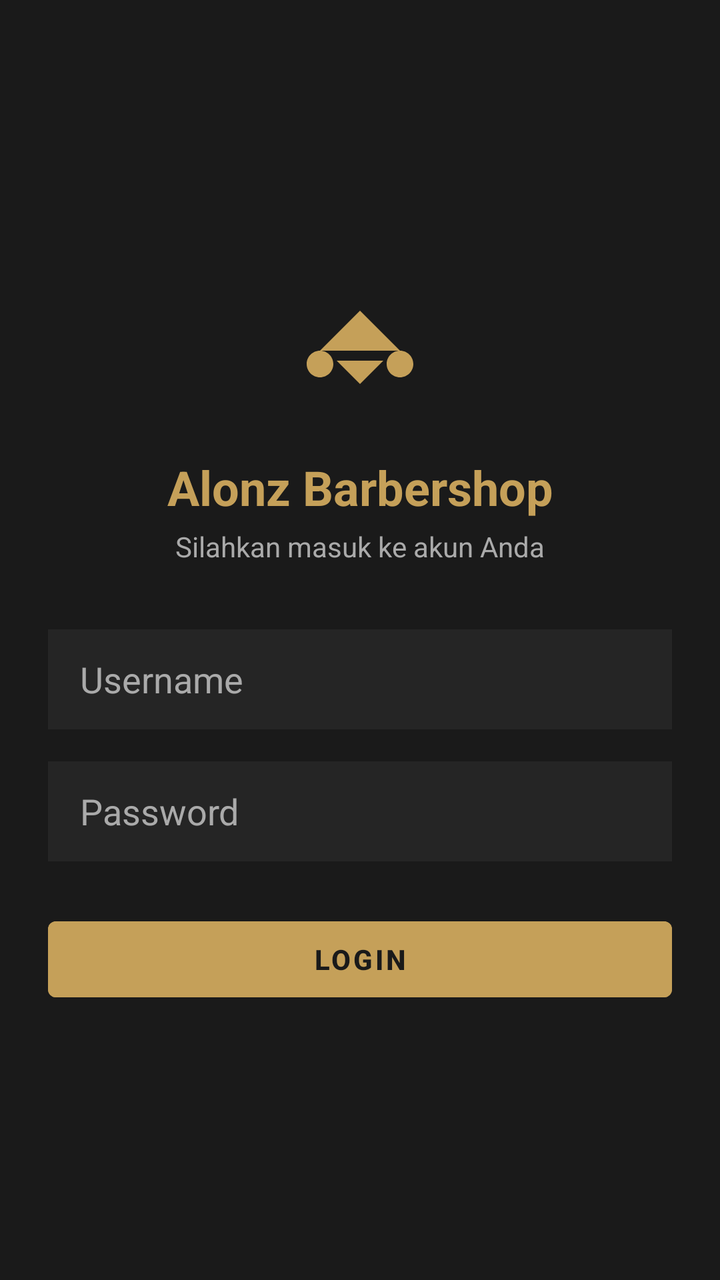
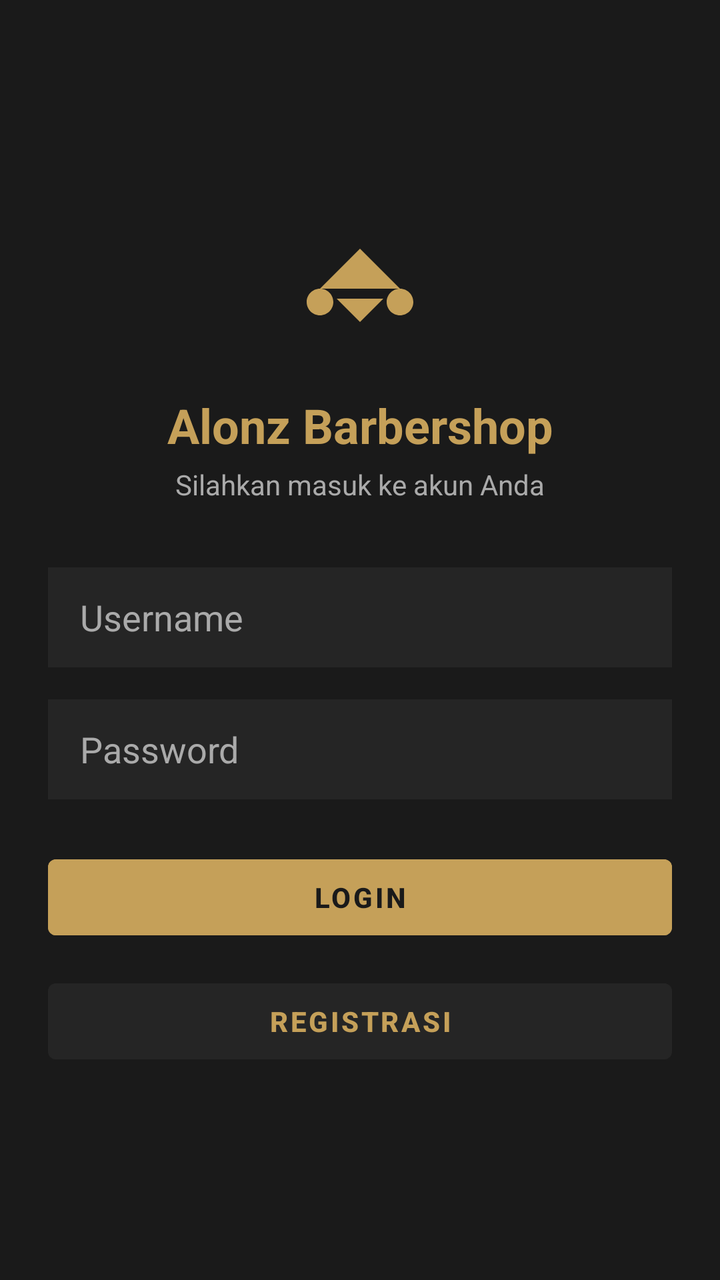

Before-and-after screenshots of an Android layout around one commit, followed by the original layout XML and the change that was made.
<!-- AndroidManifest.xml: application theme Theme.SLM_Doritos -->
<!-- res/layout/activity_login.xml -->
<?xml version="1.0" encoding="utf-8"?>
<androidx.constraintlayout.widget.ConstraintLayout xmlns:android="http://schemas.android.com/apk/res/android"
    xmlns:app="http://schemas.android.com/apk/res-auto"
    android:layout_width="match_parent"
    android:layout_height="match_parent"
    android:background="@color/bg_dark"
    android:padding="24dp">

    <ImageView
        android:id="@+id/imgLogo"
        android:layout_width="80dp"
        android:layout_height="80dp"
        android:src="@drawable/ic_barber_logo"
        app:layout_constraintBottom_toTopOf="@+id/tvTitle"
        app:layout_constraintEnd_toEndOf="parent"
        app:layout_constraintStart_toStartOf="parent"
        app:layout_constraintTop_toTopOf="parent"
        app:layout_constraintVertical_chainStyle="packed" />

    <TextView
        android:id="@+id/tvTitle"
        android:layout_width="wrap_content"
        android:layout_height="wrap_content"
        android:layout_marginTop="12dp"
        android:text="@string/app_name"
        android:textColor="@color/gold_primary"
        android:textSize="24sp"
        android:textStyle="bold"
        app:layout_constraintBottom_toTopOf="@+id/tvSubtitle"
        app:layout_constraintEnd_toEndOf="parent"
        app:layout_constraintStart_toStartOf="parent"
        app:layout_constraintTop_toBottomOf="@+id/imgLogo" />

    <TextView
        android:id="@+id/tvSubtitle"
        android:layout_width="wrap_content"
        android:layout_height="wrap_content"
        android:layout_marginTop="4dp"
        android:text="Silahkan masuk ke akun Anda"
        android:textColor="@color/text_muted"
        android:textSize="14sp"
        app:layout_constraintBottom_toTopOf="@+id/inputUsername"
        app:layout_constraintEnd_toEndOf="parent"
        app:layout_constraintStart_toStartOf="parent"
        app:layout_constraintTop_toBottomOf="@+id/tvTitle" />

    <EditText
        android:id="@+id/inputUsername"
        android:layout_width="match_parent"
        android:layout_height="50dp"
        android:layout_marginTop="32dp"
        android:background="@color/card_dark"
        android:hint="@string/username"
        android:inputType="textPersonName"
        android:paddingHorizontal="16dp"
        android:textColor="@color/text_white"
        android:textColorHint="@color/text_muted"
        app:layout_constraintBottom_toTopOf="@+id/inputPassword"
        app:layout_constraintEnd_toEndOf="parent"
        app:layout_constraintStart_toStartOf="parent"
        app:layout_constraintTop_toBottomOf="@+id/tvSubtitle" />

    <EditText
        android:id="@+id/inputPassword"
        android:layout_width="match_parent"
        android:layout_height="50dp"
        android:layout_marginTop="16dp"
        android:background="@color/card_dark"
        android:hint="@string/password"
        android:inputType="textPassword"
        android:paddingHorizontal="16dp"
        android:textColor="@color/text_white"
        android:textColorHint="@color/text_muted"
        app:layout_constraintBottom_toTopOf="@+id/btnLogin"
        app:layout_constraintEnd_toEndOf="parent"
        app:layout_constraintStart_toStartOf="parent"
        app:layout_constraintTop_toBottomOf="@+id/inputUsername" />

    <Button
        android:id="@+id/btnLogin"
        android:layout_width="match_parent"
        android:layout_height="50dp"
        android:layout_marginTop="24dp"
        android:backgroundTint="@color/gold_primary"
        android:text="@string/login"
        android:textColor="@color/bg_dark"
        android:textStyle="bold"
        app:layout_constraintBottom_toBottomOf="parent"
        app:layout_constraintEnd_toEndOf="parent"
        app:layout_constraintStart_toStartOf="parent"
        app:layout_constraintTop_toBottomOf="@+id/inputPassword" />

</androidx.constraintlayout.widget.ConstraintLayout>
<!-- resources referenced by this layout -->
<resources>
  <color name="bg_dark">#1A1A1A</color>
  <color name="card_dark">#252525</color>
  <color name="gold_primary">#C5A059</color>
  <color name="text_muted">#AAAAAA</color>
  <color name="text_white">#FFFFFF</color>
  <!-- drawable ic_barber_logo (drawable) -->
  <vector xmlns:android="http://schemas.android.com/apk/res/android"
      android:width="96dp"
      android:height="96dp"
      android:viewportWidth="24"
      android:viewportHeight="24">
    <path
        android:fillColor="@color/gold_primary"
        android:pathData="M6,12l6,-6 6,6M6,12c-1.1,0 -2,0.9 -2,2s0.9,2 2,2 2,-0.9 2,-2 -0.9,-2 -2,-2zM18,12c-1.1,0 -2,0.9 -2,2s0.9,2 2,2 2,-0.9 2,-2 -0.9,-2 -2,-2zM8.5,13.5L12,17l3.5,-3.5"/>
  </vector>
  <string name="app_name">Alonz Barbershop</string>
  <string name="login">Login</string>
  <string name="password">Password</string>
  <string name="username">Username</string>
  <style name="Theme.SLM_Doritos" parent="Base.Theme.SLM_Doritos" />
  <style name="Base.Theme.SLM_Doritos" parent="Theme.MaterialComponents.DayNight.NoActionBar">
          <item name="colorPrimary">@color/gold_primary</item>
          <item name="colorPrimaryVariant">@color/gold_dark</item>
          <item name="colorOnPrimary">@color/bg_dark</item>
          <item name="android:windowBackground">@color/bg_dark</item>
          <item name="android:textColorPrimary">@color/text_white</item>
      </style>
  <color name="gold_dark">#A88238</color>
</resources>

<!-- the commit's change to res/layout/activity_login.xml (unified diff, before → after) -->
@@ -85,9 +85,24 @@
         android:text="@string/login"
         android:textColor="@color/bg_dark"
         android:textStyle="bold"
+        app:layout_constraintBottom_toTopOf="@+id/btnRegisterNav"
+        app:layout_constraintEnd_toEndOf="parent"
+        app:layout_constraintStart_toStartOf="parent"
+        app:layout_constraintTop_toBottomOf="@+id/inputPassword"
+        app:layout_constraintVertical_chainStyle="packed" />
+
+    <Button
+        android:id="@+id/btnRegisterNav"
+        android:layout_width="match_parent"
+        android:layout_height="50dp"
+        android:layout_marginTop="12dp"
+        android:backgroundTint="@color/card_dark"
+        android:text="Registrasi"
+        android:textColor="@color/gold_primary"
+        android:textStyle="bold"
         app:layout_constraintBottom_toBottomOf="parent"
         app:layout_constraintEnd_toEndOf="parent"
         app:layout_constraintStart_toStartOf="parent"
-        app:layout_constraintTop_toBottomOf="@+id/inputPassword" />
+        app:layout_constraintTop_toBottomOf="@+id/btnLogin" />
 
 </androidx.constraintlayout.widget.ConstraintLayout>
